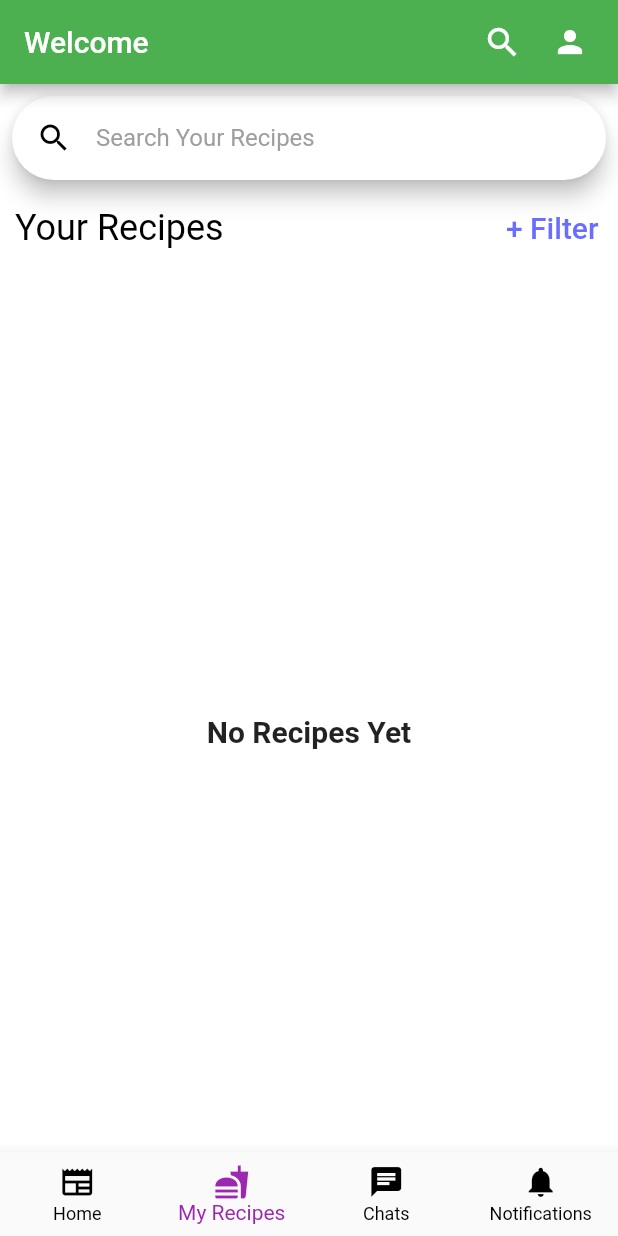
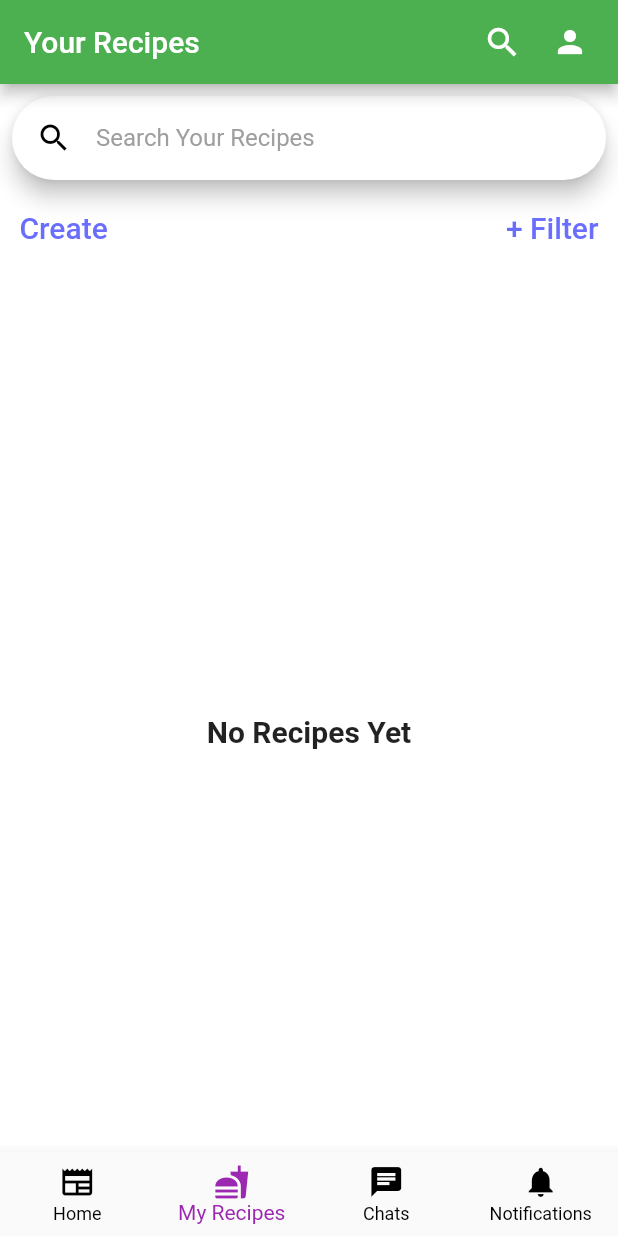
Before and after one commit to Unknown807/Langfoodi-Frontend, a Flutter app: the HomePage screen opened by its route, item 2 of the bottom bar chosen, on a phone screen of 412 x 824 dp. Run offline on Flutter 3.47's test engine with Material 2 defaults, Android fonts, the phone set to English and light mode, and no system bars; our stand-ins replace bloc, equatable, flutter_bloc, flutter_secure_storage, formz; accounts and stored records are empty; network calls fail.

Commit message:
Added titles to each home page tab and replaced Your Recipes with Create button

```diff
--- a/lib/pages/home/home_page.dart
+++ b/lib/pages/home/home_page.dart
@@ -21,11 +21,14 @@ class HomePage extends StatelessWidget {
             create: (recipeRepoContext) => RecipeViewPageBloc(
                 context.read<AuthenticationRepository>(),
                 recipeRepoContext.read<RecipeRepository>()),
-            child: const NavBarView(widgetPages: [
-              PlaceholderPage(),
-              RecipeViewPage(),
-              PlaceholderPage(),
-              PlaceholderPage()
-            ])));
+            child: const NavBarView(
+              widgetPages: [
+                PlaceholderPage(),
+                RecipeViewPage(),
+                PlaceholderPage(),
+                PlaceholderPage()
+              ],
+              pageTitles: ["Welcome", "Your Recipes", "Chats", "Notifications"],
+            )));
   }
 }
--- a/lib/pages/home/widgets/nav_bar_view.dart
+++ b/lib/pages/home/widgets/nav_bar_view.dart
@@ -3,10 +3,12 @@ part of 'package:recipe_social_media/pages/home/home_page.dart';
 class NavBarView extends StatefulWidget {
   const NavBarView({
     super.key,
-    required this.widgetPages
+    required this.widgetPages,
+    required this.pageTitles
   });
 
   final List<Widget> widgetPages;
+  final List<String> pageTitles;
 
   @override
   State<StatefulWidget> createState() => NavBarViewState();
@@ -14,8 +16,10 @@ class NavBarView extends StatefulWidget {
 
 class NavBarViewState extends State<NavBarView> {
   int _selectedIndex = 0;
+  String _selectedTitle = "";
 
   List<Widget> get _widgetPages => widget.widgetPages;
+  List<String> get _pageTitles => widget.pageTitles;
 
   @override
   void initState() {
@@ -27,15 +31,16 @@ class NavBarViewState extends State<NavBarView> {
     (_widgetPages[index] as PageLander).onLanding(context);
     setState(() {
       _selectedIndex = index;
+      _selectedTitle = _pageTitles[_selectedIndex];
     });
   }
 
   @override
   Widget build(BuildContext context) {
     return Scaffold(
-          appBar: const PreferredSize(
-              preferredSize: Size.fromHeight(56),
-              child: TopAppBar(title: "Welcome")),
+          appBar: PreferredSize(
+              preferredSize: const Size.fromHeight(56),
+              child: TopAppBar(title: _selectedTitle)),
           body: Center(
             child: IndexedStack(
               index: _selectedIndex,
--- a/lib/pages/recipe_view/recipe_view_page.dart
+++ b/lib/pages/recipe_view/recipe_view_page.dart
@@ -44,13 +44,10 @@ class RecipeViewPage extends StatelessWidget implements PageLander {
                       hintText: "Search Your Recipes",
                       suggestionsBuilder: searchBarSuggestionsBuilder()),
                   Row(children: <Widget>[
-                    const Padding(
-                      padding: EdgeInsets.only(left: 10.0),
-                      child: Text("Your Recipes",
-                          style: TextStyle(
-                              color: Colors.black,
-                              fontSize: 24,
-                              fontWeight: FontWeight.normal)),
+                    Padding(
+                      padding: const EdgeInsets.only(left: 5.0),
+                      child: CustomTextButton(
+                          eventFunc: () {}, text: "Create", fontSize: 20)
                     ),
                     const Spacer(),
                     Padding(
```
